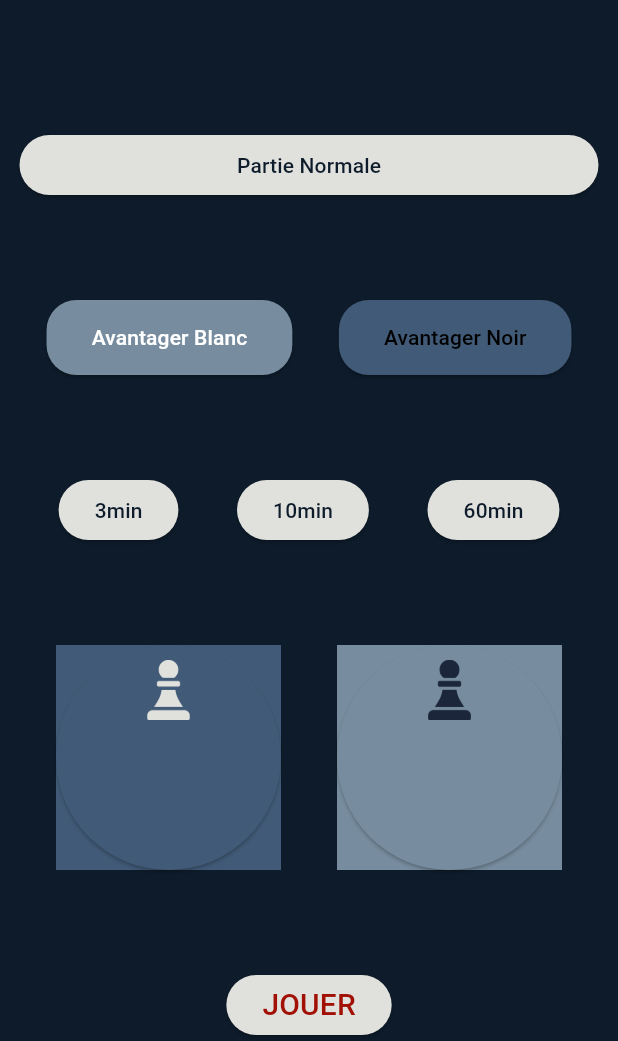
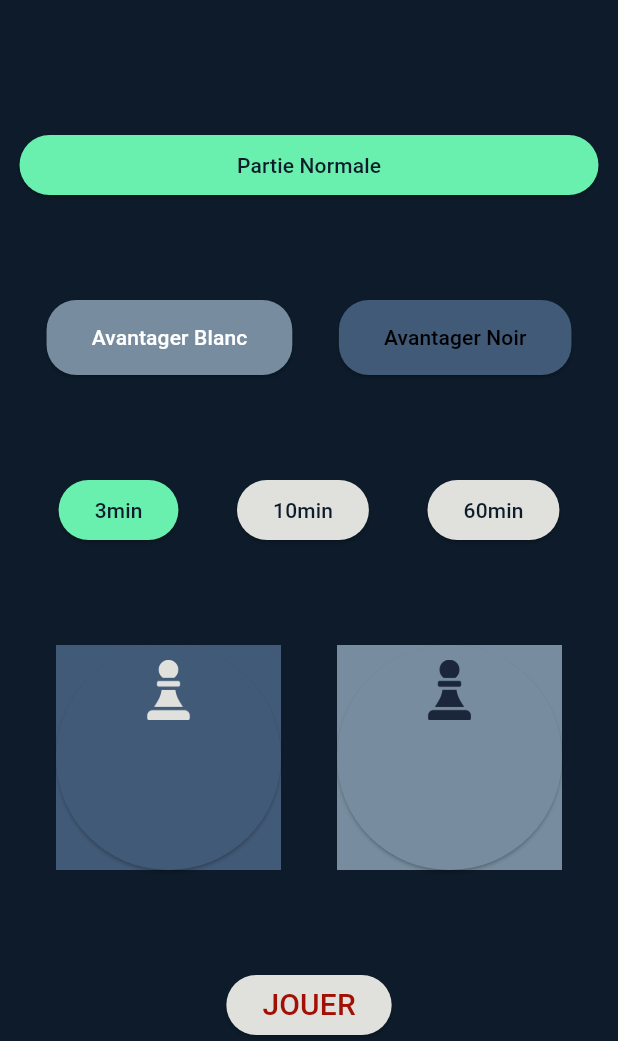
Before and after one commit to robinchausson/chess, a Flutter app: the screen it shows after launch, on a phone screen of 412 x 824 dp, the part 195-1236 px from its top. Run offline on Flutter 3.47's test engine with Material 3 defaults, Android fonts, the phone set to English and light mode, and no system bars; our stand-ins replace google_fonts, sqflite; accounts and stored records are empty.

Commit message:
commit du 15/05
Page accueil presque finie

```diff
--- a/chess/lib/accueil.dart
+++ b/chess/lib/accueil.dart
@@ -4,155 +4,184 @@ import 'globals.dart';
 class Accueil extends StatefulWidget {
   const Accueil({super.key});
 
-
-
   @override
   State<Accueil> createState() => _AccueilState();
 }
 
 class _AccueilState extends State<Accueil> {
+  String selectedMode = 'normale'; // normale, blanc, noir
+  int selectedTime = 3; // 3, 10, 60
 
   @override
   Widget build(BuildContext context) {
     return MaterialApp(
       debugShowCheckedModeBanner: false,
       home: Scaffold(
-        backgroundColor: Globals().backgroundColor, // Fond
+        backgroundColor: Globals().backgroundColor,
         body: SafeArea(
           child: Column(
             mainAxisAlignment: MainAxisAlignment.spaceBetween,
             children: [
-              // Section En-tête
+              // En-tête
               Row(
                 children: [
-                  // Podium
                   Container(
-                  // Alignement du podium
                     alignment: Alignment.topLeft,
-                  padding: EdgeInsets.only(left: 10, top: 10), // Marges à gauche et en haut
+                    padding: EdgeInsets.only(left: 10, top: 10),
                     child: GestureDetector(
                       onTap: () {
                         Navigator.pushNamed(context, '/podium');
                       },
                       child: Image.asset(
-                      'assets/podium.png', // Chemin vers votre image
-                      width: 50, // Largeur
-                      height: 50, // Longueur
+                        'assets/podium.png',
+                        width: 50,
+                        height: 50,
                       ),
                     ),
                   ),
                   Expanded(
                     child: Padding(
-                    padding: EdgeInsets.only(top: 10, right: 50), // Alignement en haut au centre
+                      padding: EdgeInsets.only(top: 10, right: 50),
                       child: Image(
-                      width: 100, // Largeur du logo
-                      height: 120, // Hauteur du logo
-                      image: Globals().logo, // Chemin vers le logo
+                        width: 100,
+                        height: 120,
+                        image: Globals().logo,
                       ),
                     ),
                   ),
                 ],
               ),
 
-              // Espacement entre l'en-tête et la section centrale
               SizedBox(height: 20),
 
-              // Section Centrale
+              // Corps
               Expanded(
                 child: Column(
                   mainAxisAlignment: MainAxisAlignment.spaceEvenly,
                   children: [
+                    // Partie Normale
                     Row(
                       children: [
                         Expanded(
-                          // Zone grise large
-                          child :Padding(
-                          padding:EdgeInsets.only(left: 13, right: 13), // Marges à gauche et à droite
+                          child: Padding(
+                            padding: EdgeInsets.only(left: 13, right: 13),
                             child: ElevatedButton(
                               onPressed: () {
-
+                                setState(() {
+                                  selectedMode = 'normale';
+                                });
                               },
                               style: ElevatedButton.styleFrom(
-                              foregroundColor: Globals().backgroundColor, // Couleur du texte
-                              backgroundColor: Globals().blanc, // Couleur du bouton
+                                foregroundColor: Globals().backgroundColor,
+                                backgroundColor: selectedMode == 'normale'
+                                    ? Colors.greenAccent
+                                    : Globals().blanc,
                                 shape: RoundedRectangleBorder(
-                                borderRadius: BorderRadius.circular(20), // Coins arrondis
+                                  borderRadius: BorderRadius.circular(20),
                                 ),
                               ),
-                            child: Text('Partie Normale'), // Texte du bouton
+                              child: Text('Partie Normale'),
                             ),
                           ),
                         ),
                       ],
                     ),
 
-
-                    // Deux blocs bleus horizontaux
+                    // Avantager Blanc / Noir
                     Row(
                       mainAxisAlignment: MainAxisAlignment.spaceEvenly,
                       children: [
                         ElevatedButton(
                           onPressed: () {
-
+                            setState(() {
+                              selectedMode = 'blanc';
+                            });
                           },
                           style: ElevatedButton.styleFrom(
-                            foregroundColor: Colors.white, // Couleur du texte
-                            backgroundColor: Globals().bleuClair, // Couleur du bouton
-                            padding: EdgeInsets.symmetric(horizontal: 30, vertical: 15), // Taille
+                            foregroundColor: Colors.white,
+                            backgroundColor: selectedMode == 'blanc'
+                                ? Colors.greenAccent
+                                : Globals().bleuClair,
+                            padding: EdgeInsets.symmetric(
+                                horizontal: 30, vertical: 15),
                             shape: RoundedRectangleBorder(
-                              borderRadius: BorderRadius.circular(20), // Coins arrondis
+                              borderRadius: BorderRadius.circular(20),
                             ),
                           ),
-                          child: Text('Avantager Blanc'), // Texte du bouton
+                          child: Text('Avantager Blanc'),
                         ),
                         ElevatedButton(
                           onPressed: () {
-
+                            setState(() {
+                              selectedMode = 'noir';
+                            });
                           },
                           style: ElevatedButton.styleFrom(
-                            foregroundColor: Colors.black, // Couleur du texte
-                            backgroundColor: Globals().bleuFonce, // Couleur du bouton
-                            padding: EdgeInsets.symmetric(horizontal: 30, vertical: 15), // Taille
+                            foregroundColor: Colors.black,
+                            backgroundColor: selectedMode == 'noir'
+                                ? Colors.greenAccent
+                                : Globals().bleuFonce,
+                            padding: EdgeInsets.symmetric(
+                                horizontal: 30, vertical: 15),
                             shape: RoundedRectangleBorder(
-                              borderRadius: BorderRadius.circular(20), // Coins arrondis
+                              borderRadius: BorderRadius.circular(20),
                             ),
                           ),
-                          child: Text('Avantager Noir'), // Texte du bouton
-                        )
+                          child: Text('Avantager Noir'),
+                        ),
                       ],
                     ),
 
-                    // Options de durée
-
+                    // Durée
                     Row(
                       mainAxisAlignment: MainAxisAlignment.spaceEvenly,
                       children: [
                         ElevatedButton(
-                          onPressed: () {},
+                          onPressed: () {
+                            setState(() {
+                              selectedTime = 3;
+                            });
+                          },
                           style: ElevatedButton.styleFrom(
-                            foregroundColor: Globals().backgroundColor, backgroundColor: Globals().blanc,
+                            foregroundColor: Globals().backgroundColor,
+                            backgroundColor: selectedTime == 3
+                                ? Colors.greenAccent
+                                : Globals().blanc,
                           ),
                           child: Text('3min'),
                         ),
                         ElevatedButton(
-                          onPressed: () {},
+                          onPressed: () {
+                            setState(() {
+                              selectedTime = 10;
+                            });
+                          },
                           style: ElevatedButton.styleFrom(
-                            foregroundColor: Globals().backgroundColor, backgroundColor: Globals().blanc,
+                            foregroundColor: Globals().backgroundColor,
+                            backgroundColor: selectedTime == 10
+                                ? Colors.greenAccent
+                                : Globals().blanc,
                           ),
                           child: Text('10min'),
                         ),
                         ElevatedButton(
-                          onPressed: () {},
+                          onPressed: () {
+                            setState(() {
+                              selectedTime = 60;
+                            });
+                          },
                           style: ElevatedButton.styleFrom(
-                            foregroundColor: Globals().backgroundColor, backgroundColor: Globals().blanc,
+                            foregroundColor: Globals().backgroundColor,
+                            backgroundColor: selectedTime == 60
+                                ? Colors.greenAccent
+                                : Globals().blanc,
                           ),
                           child: Text('60min'),
                         ),
                       ],
                     ),
 
-
-                    // Choix du joueur
+                    // Choix pion
                     Row(
                       mainAxisAlignment: MainAxisAlignment.spaceEvenly,
                       children: [
@@ -161,49 +190,49 @@ class _AccueilState extends State<Accueil> {
                           height: 150,
                           color: Globals().bleuFonce,
                           child: ElevatedButton(
-                          onPressed: () {},
+                            onPressed: () {
+                              Navigator.pushNamed(context, '/gestionJoueur');
+                            },
                             style: ElevatedButton.styleFrom(
                               backgroundColor: Globals().bleuFonce,
-                            padding: EdgeInsets.zero, // Remove padding for better alignment
+                              padding: EdgeInsets.zero,
                             ),
                             child: Column(
                               crossAxisAlignment: CrossAxisAlignment.center,
                               children: [
                                 Padding(
-                              padding: EdgeInsets.only(top: 10), // Add padding to move the image to the top
+                                  padding: EdgeInsets.only(top: 10),
                                   child: Image(
                                     image: Globals().pionBlanc,
                                     width: 40,
                                     height: 40,
-                              alignment: Alignment.topCenter,
                                   ),
                                 ),
                               ],
                             ),
                           ),
                         ),
-
-
                         Container(
                           width: 150,
                           height: 150,
                           color: Globals().bleuClair,
                           child: ElevatedButton(
-                          onPressed: () {},
+                            onPressed: () {
+                              Navigator.pushNamed(context, '/gestionJoueur');
+                            },
                             style: ElevatedButton.styleFrom(
                               backgroundColor: Globals().bleuClair,
-                            padding: EdgeInsets.zero, // Remove padding for better alignment
+                              padding: EdgeInsets.zero,
                             ),
                             child: Column(
                               crossAxisAlignment: CrossAxisAlignment.center,
                               children: [
                                 Padding(
-                              padding: EdgeInsets.only(top: 10), // Add padding to move the image to the top
+                                  padding: EdgeInsets.only(top: 10),
                                   child: Image(
                                     image: Globals().pionNoir,
                                     width: 40,
                                     height: 40,
-                              alignment: Alignment.topCenter,
                                   ),
                                 ),
                               ],
@@ -216,13 +245,21 @@ class _AccueilState extends State<Accueil> {
                 ),
               ),
 
-              // Bouton "JOUER"
+              // Bouton JOUER
               ElevatedButton(
                 onPressed: () {
-                  Navigator.pushNamed(context, '/jeu');
+                  Navigator.pushNamed(
+                    context,
+                    '/jeu',
+                    arguments: {
+                      'mode': selectedMode,
+                      'temps': selectedTime,
+                    },
+                  );
                 },
                 style: ElevatedButton.styleFrom(
-                  foregroundColor: Globals().rouge, backgroundColor: Globals().blanc,
+                  foregroundColor: Globals().rouge,
+                  backgroundColor: Globals().blanc,
                 ),
                 child: Text(
                   'JOUER',
@@ -235,6 +272,4 @@ class _AccueilState extends State<Accueil> {
       ),
     );
   }
-
-
 }
```
Lines whose indentation alone changed are shown as unchanged.
